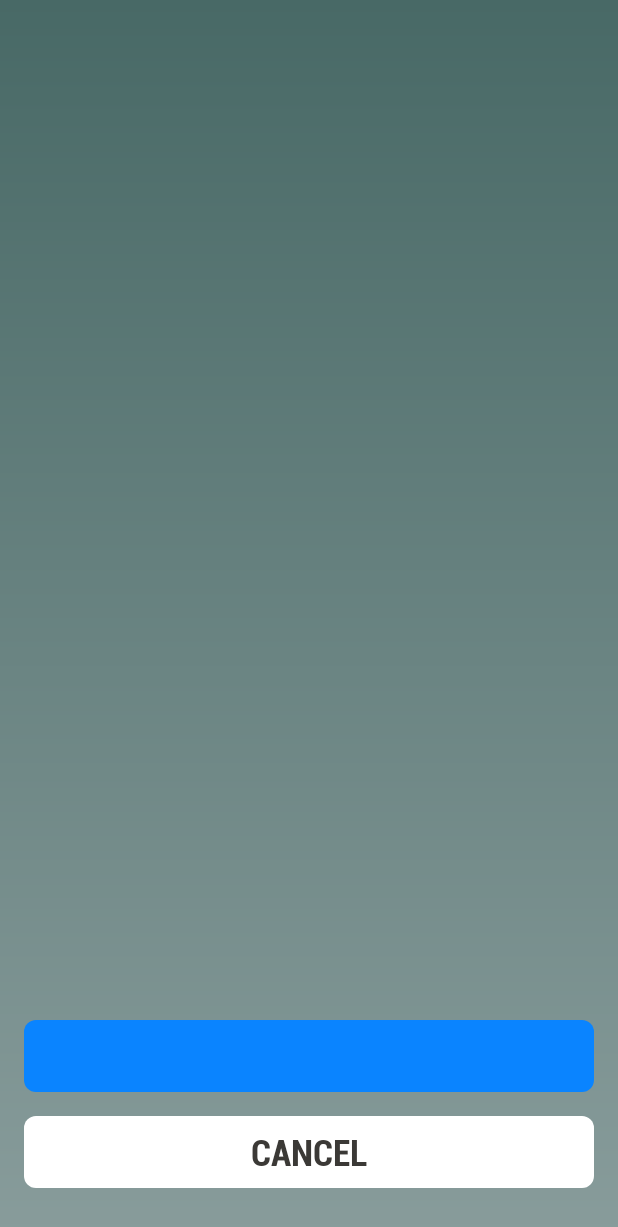
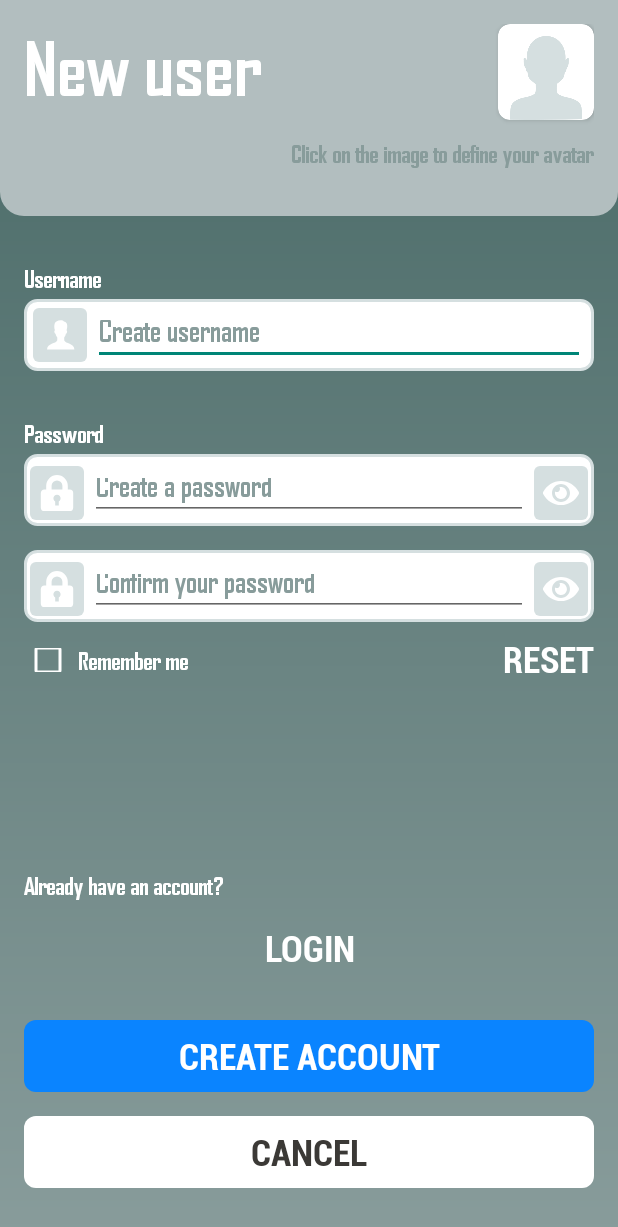
Before and after one commit to jorge-lobo/InQuizitive, an Android app: the screen it shows after launch (AuthActivity), after a tap on "SIGN UP", on a phone screen of 412 x 824 dp. Shown: the top 1227 px of the screen. Run offline under Robolectric (Android 15) with nearby library versions, the phone set to English and light mode, and no system bars; our stand-ins replace data binding.

Commit message:
feat(auth): Implement authentication activity with login and signup fragments

```diff
--- a/app/src/main/java/com/example/inquizitive/ui/auth/AuthActivity.kt
+++ b/app/src/main/java/com/example/inquizitive/ui/auth/AuthActivity.kt
@@ -1,21 +1,102 @@
 package com.example.inquizitive.ui.auth
 
+import android.content.Context
+import android.content.SharedPreferences
 import android.os.Bundle
-import androidx.activity.enableEdgeToEdge
+import androidx.activity.viewModels
 import androidx.appcompat.app.AppCompatActivity
-import androidx.core.view.ViewCompat
-import androidx.core.view.WindowInsetsCompat
+import androidx.fragment.app.Fragment
 import com.example.inquizitive.R
+import com.example.inquizitive.databinding.ActivityAuthBinding
+import com.example.inquizitive.ui.auth.login.LoginFragment
+import com.example.inquizitive.ui.auth.signUp.SignUpFragment
+import com.example.inquizitive.ui.home.HomeActivity
+import com.example.inquizitive.ui.home.auth.AuthFragment
+import com.example.inquizitive.ui.home.userData.UserDataFragment
+import com.example.inquizitive.utils.AppConstants
+import com.example.inquizitive.utils.Utils
+import kotlin.properties.Delegates
 
 class AuthActivity : AppCompatActivity() {
+
+    private lateinit var binding: ActivityAuthBinding
+    private val mAuthViewModel: AuthViewModel by viewModels()
+    private lateinit var sharedPreferences: SharedPreferences
+    private var isLogin by Delegates.notNull<Boolean>()
+
     override fun onCreate(savedInstanceState: Bundle?) {
         super.onCreate(savedInstanceState)
-        enableEdgeToEdge()
-        setContentView(R.layout.activity_auth)
-        ViewCompat.setOnApplyWindowInsetsListener(findViewById(R.id.main)) { v, insets ->
-            val systemBars = insets.getInsets(WindowInsetsCompat.Type.systemBars())
-            v.setPadding(systemBars.left, systemBars.top, systemBars.right, systemBars.bottom)
-            insets
+        binding = ActivityAuthBinding.inflate(layoutInflater)
+        setContentView(binding.root)
+
+        sharedPreferences =
+            application.getSharedPreferences(AppConstants.PREFS_KEY, Context.MODE_PRIVATE)
+
+        isLogin = intent.getBooleanExtra("isLogin", true)
+
+        setupViews()
+        setupObservers()
+        setupListeners()
+    }
+
+    private fun setupViews() {
+        if (isLogin) {
+            configureLoginUI()
+        } else {
+            configureSignUpUI()
         }
     }
+
+    private fun setupObservers() {
+        mAuthViewModel.apply {
+
+        }
+    }
+
+    private fun setupListeners() {
+        binding.apply {
+            btnAuthAlternative.setOnClickListener {
+                isLogin = if (isLogin) {
+                    openFragment(SignUpFragment())
+                    configureSignUpUI()
+                    false
+                } else {
+                    openFragment(LoginFragment())
+                    configureLoginUI()
+                    true
+                }
+            }
+
+            btnAuthCancel.setOnClickListener {
+                Utils.startActivity(this@AuthActivity, HomeActivity::class.java)
+                finish()
+            }
+        }
+
+    }
+
+    private fun configureLoginUI() {
+        binding.apply {
+            tvAuthQuestion.setText(R.string.auth_question_login)
+            btnAuthAlternative.setText(R.string.button_sign_up)
+            btnAuthenticate.text = getText(R.string.button_login)
+        }
+        openFragment(LoginFragment())
+    }
+
+    private fun configureSignUpUI() {
+        binding.apply {
+            tvAuthQuestion.setText(R.string.auth_question_sign_up)
+            btnAuthAlternative.setText(R.string.button_login)
+            btnAuthenticate.setText(R.string.button_create_account)
+        }
+        openFragment(SignUpFragment())
+    }
+
+    private fun openFragment(fragment: Fragment) {
+        supportFragmentManager.beginTransaction()
+            .replace(R.id.fl_auth_container, fragment)
+            .commit()
+    }
+
 }
--- a/app/src/main/java/com/example/inquizitive/ui/auth/AuthViewModel.kt
+++ b/app/src/main/java/com/example/inquizitive/ui/auth/AuthViewModel.kt
@@ -1,4 +1,23 @@
 package com.example.inquizitive.ui.auth
 
-class AuthViewModel {
+import android.app.Application
+import android.content.Context
+import android.content.SharedPreferences
+import androidx.lifecycle.LifecycleObserver
+import androidx.lifecycle.LiveData
+import androidx.lifecycle.MutableLiveData
+import com.example.inquizitive.ui.common.BaseViewModel
+import com.example.inquizitive.utils.AppConstants
+
+class AuthViewModel(application: Application) : BaseViewModel(application), LifecycleObserver {
+
+    private val sharedPreferences: SharedPreferences =
+        application.getSharedPreferences(AppConstants.PREFS_KEY, Context.MODE_PRIVATE)
+
+
+
+    override fun onError(message: String?, validationErrors: Map<String, ArrayList<String>>?) {
+        isLoading.value = false
+        isRefreshing.value = false
+    }
 }
--- a/app/src/main/java/com/example/inquizitive/ui/auth/signUp/SignUpFragment.kt
+++ b/app/src/main/java/com/example/inquizitive/ui/auth/signUp/SignUpFragment.kt
@@ -1,60 +1,45 @@
 package com.example.inquizitive.ui.auth.signUp
 
 import android.os.Bundle
-import androidx.fragment.app.Fragment
 import android.view.LayoutInflater
 import android.view.View
 import android.view.ViewGroup
+import androidx.databinding.DataBindingUtil
+import androidx.lifecycle.ViewModelProvider
 import com.example.inquizitive.R
+import com.example.inquizitive.databinding.FragmentSignUpBinding
+import com.example.inquizitive.ui.common.BaseFragment
 
-// TODO: Rename parameter arguments, choose names that match
-// the fragment initialization parameters, e.g. ARG_ITEM_NUMBER
-private const val ARG_PARAM1 = "param1"
-private const val ARG_PARAM2 = "param2"
+class SignUpFragment : BaseFragment() {
 
-/**
- * A simple [Fragment] subclass.
- * Use the [SignUpFragment.newInstance] factory method to
- * create an instance of this fragment.
- */
-class SignUpFragment : Fragment() {
-    // TODO: Rename and change types of parameters
-    private var param1: String? = null
-    private var param2: String? = null
-
-    override fun onCreate(savedInstanceState: Bundle?) {
-        super.onCreate(savedInstanceState)
-        arguments?.let {
-            param1 = it.getString(ARG_PARAM1)
-            param2 = it.getString(ARG_PARAM2)
-        }
-    }
+    private lateinit var binding: FragmentSignUpBinding
+    private val mSignUpViewModel by lazy { ViewModelProvider(this)[SignUpViewModel::class.java] }
 
     override fun onCreateView(
         inflater: LayoutInflater, container: ViewGroup?,
         savedInstanceState: Bundle?
-    ): View? {
-        // Inflate the layout for this fragment
-        return inflater.inflate(R.layout.fragment_sign_up, container, false)
+    ): View {
+        binding = DataBindingUtil.inflate(
+            inflater,
+            R.layout.fragment_sign_up,
+            container,
+            false
+        )
+        binding.viewModel = mSignUpViewModel
+        binding.lifecycleOwner = viewLifecycleOwner
+
+        return binding.root
     }
 
-    companion object {
-        /**
-         * Use this factory method to create a new instance of
-         * this fragment using the provided parameters.
-         *
-         * @param param1 Parameter 1.
-         * @param param2 Parameter 2.
-         * @return A new instance of fragment SignUpFragment.
-         */
-        // TODO: Rename and change types and number of parameters
-        @JvmStatic
-        fun newInstance(param1: String, param2: String) =
-            SignUpFragment().apply {
-                arguments = Bundle().apply {
-                    putString(ARG_PARAM1, param1)
-                    putString(ARG_PARAM2, param2)
-                }
-            }
+    override fun onViewCreated(view: View, savedInstanceState: Bundle?) {
+        super.onViewCreated(view, savedInstanceState)
+
+        setupObservers()
     }
+
+    private fun setupObservers() {
+
+    }
+
+
 }
--- a/app/src/main/java/com/example/inquizitive/ui/home/auth/AuthFragment.kt
+++ b/app/src/main/java/com/example/inquizitive/ui/home/auth/AuthFragment.kt
@@ -1,5 +1,6 @@
 package com.example.inquizitive.ui.home.auth
 
+import android.content.Intent
 import android.os.Bundle
 import android.view.LayoutInflater
 import android.view.View
@@ -38,14 +39,19 @@ class AuthFragment : Fragment() {
     private fun setupListeners() {
         binding.apply {
             btnHomeLogin.setOnClickListener {
-                Utils.startActivity(requireContext(), AuthActivity::class.java)
-                Utils.showToast(requireContext(), "Login")
+                openAuthActivity(isLogin = true)
             }
 
             btnHomeSignUp.setOnClickListener {
-                Utils.startActivity(requireContext(), AuthActivity::class.java)
-                Utils.showToast(requireContext(), "Sign up")
+                openAuthActivity(isLogin = false)
             }
         }
     }
+
+    private fun openAuthActivity(isLogin: Boolean) {
+        val i = Intent(activity, AuthActivity::class.java)
+            .putExtra("isLogin", isLogin)
+
+        startActivity(i)
+    }
 }
--- a/app/src/main/java/com/example/inquizitive/utils/AppConstants.kt
+++ b/app/src/main/java/com/example/inquizitive/utils/AppConstants.kt
@@ -2,5 +2,6 @@ package com.example.inquizitive.utils
 
 object AppConstants {
     const val PREFS_KEY = "AppPrefs"
+    const val IS_LOGIN = "IsLogin"
     const val IS_LOGGED_IN = "IsLoggedIn"
 }
--- /dev/null
+++ b/app/src/main/res/color/checkbox_color_selector.xml
@@ -0,0 +1,5 @@
+<?xml version="1.0" encoding="utf-8"?>
+<selector xmlns:android="http://schemas.android.com/apk/res/android">
+    <item android:state_checked="true" android:color="@color/check_box_checked_bg" />
+    <item android:color="@color/check_box_unchecked_stroke" />
+</selector>
--- a/app/src/main/res/layout/fragment_sign_up.xml
+++ b/app/src/main/res/layout/fragment_sign_up.xml
@@ -91,7 +91,9 @@
             android:layout_marginHorizontal="@dimen/margin_medium"
             android:layout_marginTop="@dimen/margin_extra_small"
             android:background="@drawable/background_common_rectangular_normal"
+            android:gravity="center_vertical"
             android:orientation="horizontal"
+            android:paddingHorizontal="@dimen/margin_small_box"
             app:layout_constraintEnd_toEndOf="parent"
             app:layout_constraintStart_toStartOf="parent"
             app:layout_constraintTop_toBottomOf="@id/tv_label_username">
@@ -146,6 +148,7 @@
             android:layout_marginHorizontal="@dimen/margin_medium"
             android:layout_marginTop="@dimen/margin_extra_small"
             android:background="@drawable/background_common_rectangular_normal"
+            android:paddingTop="@dimen/margin_small_box"
             app:layout_constraintEnd_toEndOf="parent"
             app:layout_constraintStart_toStartOf="parent"
             app:layout_constraintTop_toBottomOf="@id/tv_label_password">
@@ -156,7 +159,7 @@
                 android:layout_height="@dimen/small_box_container"
                 android:layout_alignParentStart="true"
                 android:layout_alignParentTop="true"
-                android:layout_alignParentBottom="true"
+                android:layout_marginTop="2dp"
                 android:background="@drawable/background_common_square_normal">
 
                 <ImageView
@@ -177,7 +180,7 @@
                 android:layout_height="match_parent"
                 android:layout_alignParentTop="true"
                 android:layout_alignParentBottom="true"
-                android:layout_marginHorizontal="@dimen/height_primary"
+                android:layout_marginHorizontal="40dp"
                 android:autofillHints=""
                 android:hint="@string/auth_hint_password_sign_up"
                 android:inputType="textPassword" />
@@ -188,7 +191,7 @@
                 android:layout_height="@dimen/small_box_container"
                 android:layout_alignParentTop="true"
                 android:layout_alignParentEnd="true"
-                android:layout_alignParentBottom="true"
+                android:layout_marginTop="2dp"
                 android:background="@drawable/background_common_square_normal">
 
                 <ImageView
@@ -211,6 +214,7 @@
             android:layout_marginHorizontal="@dimen/margin_medium"
             android:layout_marginTop="@dimen/margin_medium"
             android:background="@drawable/background_common_rectangular_normal"
+            android:paddingTop="@dimen/margin_small_box"
             app:layout_constraintEnd_toEndOf="parent"
             app:layout_constraintStart_toStartOf="parent"
             app:layout_constraintTop_toBottomOf="@id/rl_sign_up_input_password">
@@ -221,7 +225,7 @@
                 android:layout_height="@dimen/small_box_container"
                 android:layout_alignParentStart="true"
                 android:layout_alignParentTop="true"
-                android:layout_alignParentBottom="true"
+                android:layout_marginTop="2dp"
                 android:background="@drawable/background_common_square_normal">
 
                 <ImageView
@@ -242,7 +246,7 @@
                 android:layout_height="match_parent"
                 android:layout_alignParentTop="true"
                 android:layout_alignParentBottom="true"
-                android:layout_marginHorizontal="@dimen/height_primary"
+                android:layout_marginHorizontal="40dp"
                 android:autofillHints=""
                 android:hint="@string/auth_hint_confirm_password_sign_up"
                 android:inputType="textPassword" />
@@ -253,7 +257,7 @@
                 android:layout_height="@dimen/small_box_container"
                 android:layout_alignParentTop="true"
                 android:layout_alignParentEnd="true"
-                android:layout_alignParentBottom="true"
+                android:layout_marginTop="2dp"
                 android:background="@drawable/background_common_square_normal">
 
                 <ImageView
@@ -284,7 +288,8 @@
                 android:id="@+id/cb_sign_up_remember"
                 android:layout_width="wrap_content"
                 android:layout_height="@dimen/check_box"
-                app:buttonTint="@color/check_box_unchecked_stroke" />
+                android:buttonTint="@color/checkbox_color_selector"
+                android:checked="false" />
 
             <TextView
                 android:id="@+id/tv_label_logged"
@@ -298,6 +303,16 @@
 
         </LinearLayout>
 
+        <Button
+            android:id="@+id/btn_sign_up_reset"
+            style="@style/buttonTransparent"
+            android:layout_marginHorizontal="@dimen/margin_medium"
+            android:layout_marginTop="@dimen/margin_small"
+            android:gravity="end"
+            android:text="@string/button_reset"
+            app:layout_constraintEnd_toEndOf="parent"
+            app:layout_constraintTop_toBottomOf="@id/rl_sign_up_input_confirmation" />
+
     </androidx.constraintlayout.widget.ConstraintLayout>
 
 </layout>
--- a/app/src/main/res/values/dimens.xml
+++ b/app/src/main/res/values/dimens.xml
@@ -4,7 +4,7 @@
     <!-- Common -->
     <dimen name="height_primary">48dp</dimen>
     <dimen name="height_secondary">32dp</dimen>
-    <dimen name="small_box_container">40dp</dimen>
+    <dimen name="small_box_container">36dp</dimen>
     <dimen name="progress_bar_height">8dp</dimen>
 
     <!-- Margins -->
@@ -13,6 +13,7 @@
     <dimen name="margin_large">24dp</dimen>
     <dimen name="margin_medium">16dp</dimen>
     <dimen name="margin_small">8dp</dimen>
+    <dimen name="margin_small_box">6dp</dimen>
     <dimen name="margin_extra_small">4dp</dimen>
 
     <!-- Corners -->
@@ -73,6 +74,7 @@
     <dimen name="txt_new_record">32sp</dimen>
     <dimen name="txt_primary_text">24sp</dimen>
     <dimen name="txt_small_button">20sp</dimen>
+    <dimen name="txt_input_text">20sp</dimen>
     <dimen name="txt_secondary_text">16sp</dimen>
     <dimen name="txt_progress">12sp</dimen>
     <dimen name="txt_coins">12sp</dimen>
--- a/app/src/main/res/values/strings.xml
+++ b/app/src/main/res/values/strings.xml
@@ -6,6 +6,7 @@
     <string name="button_login">Login</string>
     <string name="button_logout">Logout</string>
     <string name="button_sign_up">Sign Up</string>
+    <string name="button_reset">Reset</string>
     <string name="button_leaderboards">Leaderboards</string>
     <string name="button_play">Play Quiz</string>
     <string name="button_play_again">Play Again</string>
--- a/app/src/main/res/values/styles.xml
+++ b/app/src/main/res/values/styles.xml
@@ -44,9 +44,10 @@
 
     <!-- Input -->
     <style name="form_input_text" parent="Widget.AppCompat.EditText">
-        <item name="textInputStyle">@style/textPrimaryLight</item>
+        <item name="android:fontFamily">@font/agency_fb_bold</item>
+        <item name="android:textColor">@color/text_secondary</item>
         <item name="android:textColorHint">@color/input_hint</item>
-        <item name="android:textSize">@dimen/txt_secondary_text</item>
+        <item name="android:textSize">@dimen/txt_input_text</item>
         <item name="android:gravity">center_vertical</item>
     </style>
 
@@ -81,8 +82,5 @@
         <item name="android:textColor">@color/text_secondary</item>
     </style>
 
-    <style name="loggedCheckBox">
-        <item name="colorOnSurface">@color/check_box_checked_bg</item>
-    </style>
 
 </resources>
```
Also changed, not shown: app/src/main/java/com/example/inquizitive/ui/auth/login/LoginFragment.kt (+27 -43 lines), app/src/main/java/com/example/inquizitive/ui/auth/login/LoginViewModel.kt (+11 -1 lines), app/src/main/java/com/example/inquizitive/ui/auth/signUp/SignUpViewModel.kt (+11 -1 lines), app/src/main/res/layout/fragment_login.xml (+18 -5 lines).
